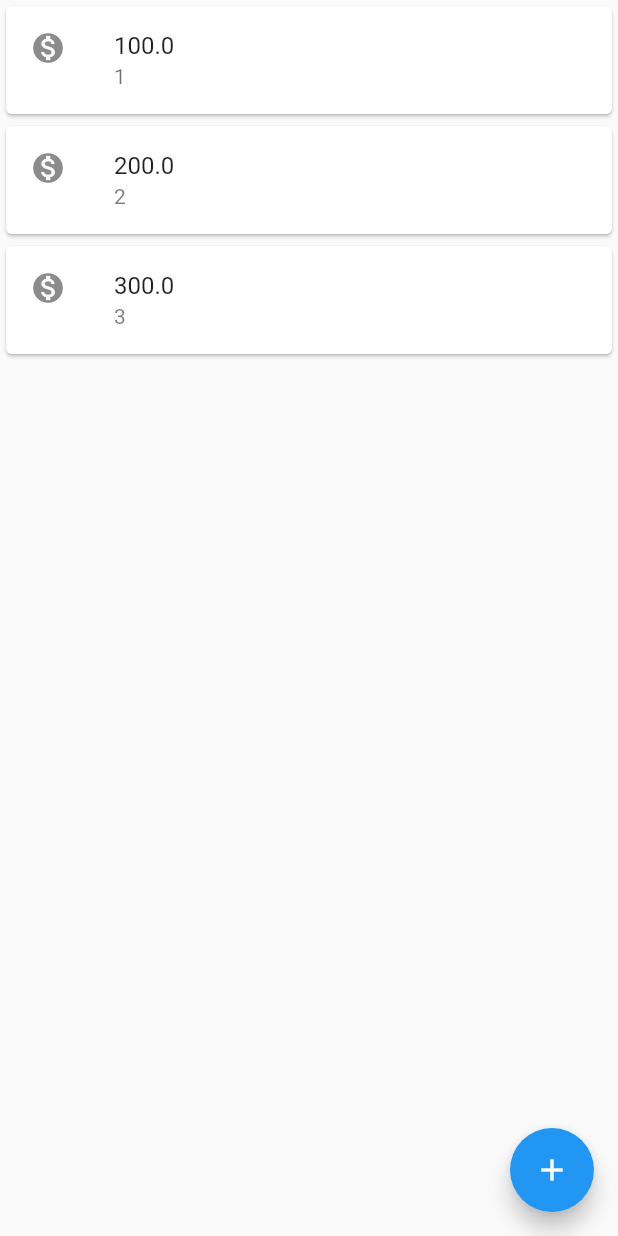
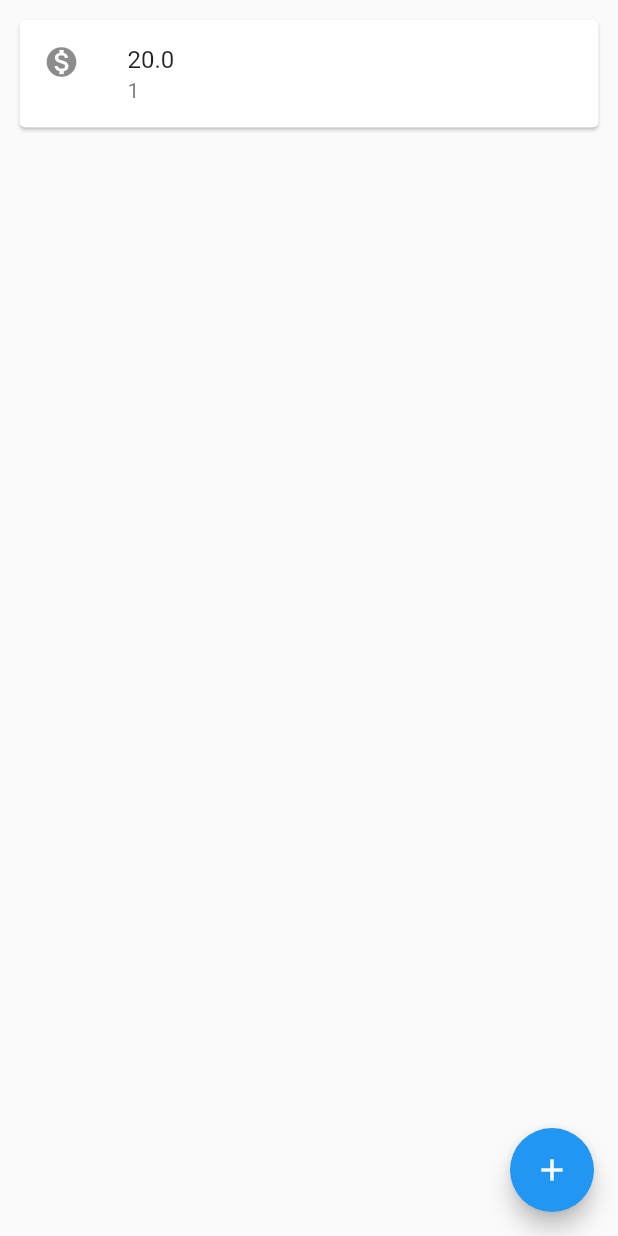
Before and after one commit to Italo-Castro/CyteBank, a Flutter app: the screen it shows after launch, on a phone screen of 412 x 824 dp. Run offline on Flutter 3.47's test engine with Material 2 defaults, Android fonts, the phone set to English and light mode, and no system bars.

Commit message:
Adicionando transferencia a lista de transferencia, mas sem o comportamento do statEfULL

```diff
--- a/lib/main.dart
+++ b/lib/main.dart
@@ -16,15 +16,20 @@ class ByteBankApp extends StatelessWidget {
 
 
 class ListaTransferencia extends StatelessWidget {
+  final List<Transferencia> _listaTransferencia = [];
+
   @override
   Widget build(BuildContext context) {
+    _listaTransferencia.add(Transferencia(20.0, 1));
     return Scaffold(
-        body: Column(
-          children: [
-            ItemTransferencia(Transferencia(100, 1)),
-            ItemTransferencia(Transferencia(200, 2)),
-            ItemTransferencia(Transferencia(300, 3)),
-          ],
+        body: ListView.builder(
+          padding: const EdgeInsets.all(9.0),
+          itemCount: _listaTransferencia.length,
+          itemBuilder: (context, indice) {
+            final transferencia = _listaTransferencia[indice];
+            return ItemTransferencia(transferencia);
+          }
+          ,
         ),
         floatingActionButton: FloatingActionButton(
           onPressed: () {
@@ -34,6 +39,7 @@ class ListaTransferencia extends StatelessWidget {
             future.then((transferenciaRecebida) {
               debugPrint(' chegou no then do future');
               debugPrint(' $transferenciaRecebida');
+              _listaTransferencia.add(transferenciaRecebida);
             });
           },
           child: Icon(Icons.add),
```
